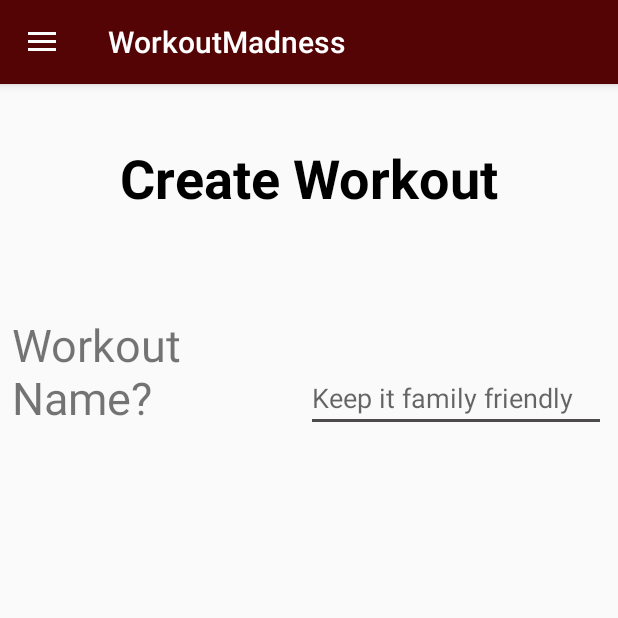
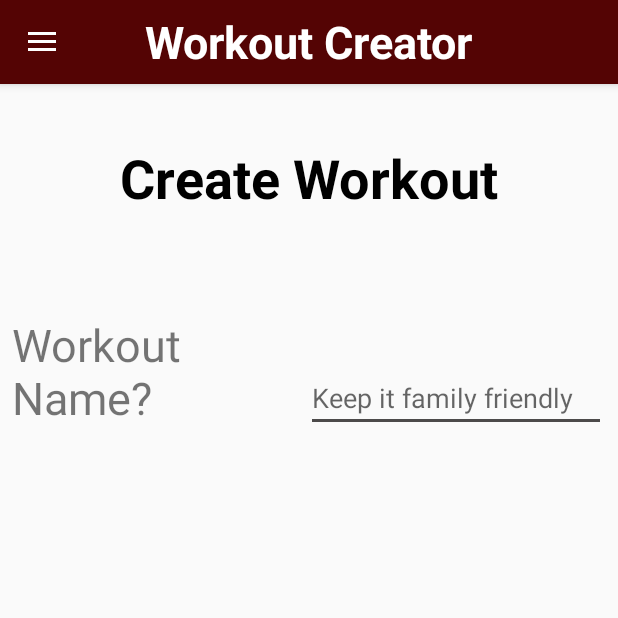
Before and after one commit to joshrap67/LiteWeight, an Android app: the fragment NewWorkoutFragment placed in its activity, in the side drawer, after a tap on "New Workout", on a phone screen of 412 x 824 dp, the top half of it. Run offline under Robolectric (Android 15) with nearby library versions, the phone set to English and light mode, and no system bars.

Commit message:
Added functionality to change the toolbar title, as well as detecting when fragments are modified

```diff
--- a/app/src/main/java/com/example/workoutmadness/MainActivity.java
+++ b/app/src/main/java/com/example/workoutmadness/MainActivity.java
@@ -2,6 +2,8 @@ package com.example.workoutmadness;
 
 import android.support.annotation.NonNull;
 import android.support.design.widget.NavigationView;
+import android.support.v4.app.Fragment;
+import android.support.v4.app.FragmentManager;
 import android.support.v4.view.GravityCompat;
 import android.support.v4.widget.DrawerLayout;
 import android.support.v7.app.ActionBarDrawerToggle;
@@ -9,54 +11,129 @@ import android.support.v7.app.AppCompatActivity;
 import android.os.Bundle;
 import android.view.MenuItem;
 import android.support.v7.widget.Toolbar;
+import android.widget.TextView;
+import android.widget.Toast;
+
+import java.util.List;
 
 public class MainActivity extends AppCompatActivity implements NavigationView.OnNavigationItemSelectedListener {
     private DrawerLayout drawer;
+    private TextView toolbarTitleTV;
+
     @Override
     protected void onCreate(Bundle savedInstanceState) {
         //TODO implement timer??? For in between reps
         super.onCreate(savedInstanceState);
         setContentView(R.layout.activity_main);
         Toolbar toolbar = findViewById(R.id.toolbar);
+        toolbarTitleTV = findViewById(R.id.toolbar_title);
         setSupportActionBar(toolbar);
+        getSupportActionBar().setDisplayShowTitleEnabled(false); // removes the app title from the toolbar
         drawer = findViewById(R.id.drawer);
         NavigationView nav = findViewById(R.id.nav_view);
         nav.setNavigationItemSelectedListener(this);
-        ActionBarDrawerToggle toggle = new ActionBarDrawerToggle(this,drawer,toolbar,
+        ActionBarDrawerToggle toggle = new ActionBarDrawerToggle(this, drawer, toolbar,
                 R.string.nav_draw_open, R.string.nav_draw_close);
         drawer.addDrawerListener(toggle);
         toggle.syncState();
-        if(savedInstanceState==null){
+        if (savedInstanceState == null) {
             getSupportFragmentManager().beginTransaction().replace(R.id.fragment_container,
                     new WorkoutFragment()).commit();
             nav.setCheckedItem(R.id.nav_current_workout);
         }
     }
 
+    public void updateToolbarTitle(String aTitle) {
+        /*
+            Called by other fragments to change the string that the toolbar displays.
+         */
+        toolbarTitleTV.setText(aTitle);
+
+    }
+    public boolean fragModified(){
+        Fragment currentFrag = getVisibleFragment();
+        if(currentFrag==null){
+            return false;
+        }
+        else if(currentFrag instanceof WorkoutFragment){
+            if(((WorkoutFragment) currentFrag).isModified()){
+                return true;
+            }
+        }
+        else if(currentFrag instanceof NewWorkoutFragment){
+            if(((NewWorkoutFragment) currentFrag).isModified()){
+                return true;
+            }
+        }
+        return false;
+    }
     @Override
-    public void onBackPressed(){
+    public void onBackPressed() {
+//        FragmentManager fragmentManager = getSupportFragmentManager();
+//        Fragment currentFragment = (YourFragmentClass)fragmentManager.findFragmentById(R.id.your_fragment_id);
+//        Fragment f = getFragmentManager().findFragmentById(R.id.fragment_container);
+        Fragment visibleFragment = getVisibleFragment();
+        boolean quit = true;
         // TODO check if new workout is being created, if so ask if user is sure they want to quit
-        if(drawer.isDrawerOpen(GravityCompat.START)){
+        if (drawer.isDrawerOpen(GravityCompat.START)) {
+            // if the user clicked the navigation panel, allow back press to close it.
             drawer.closeDrawer(GravityCompat.START);
+            quit = false;
         }
-        else{
+        else if(visibleFragment instanceof WorkoutFragment){
+            if(((WorkoutFragment) visibleFragment).isModified()){
+                Toast.makeText(this, "Workout was modified", Toast.LENGTH_SHORT).show();
+                quit = false;
+            }
+        }
+        else if(visibleFragment instanceof NewWorkoutFragment){
+            if(((NewWorkoutFragment) visibleFragment).isModified()){
+                Toast.makeText(this, "Creating workout was modified", Toast.LENGTH_SHORT).show();
+                quit = false;
+            }
+        }
+
+        if(quit){
             super.onBackPressed();
         }
+    }
+
+    private Fragment getVisibleFragment() {
+        /*
+            Found on SO
+         */
+        FragmentManager fragmentManager = MainActivity.this.getSupportFragmentManager();
+        List<Fragment> fragments = fragmentManager.getFragments();
+        for (Fragment fragment : fragments) {
+            if (fragment != null && fragment.isVisible())
+                return fragment;
+        }
+        return null;
     }
 
     @Override
     public boolean onNavigationItemSelected(@NonNull MenuItem menuItem) {
         //TODO check if creating new workout, if so ask user are you sure? ask if wanting to save progress
-        switch(menuItem.getItemId()){
+        Fragment currentFrag = getVisibleFragment();
+        switch (menuItem.getItemId()) {
+            case R.id.nav_current_workout:
+                if(currentFrag instanceof NewWorkoutFragment){
+                    if(((NewWorkoutFragment) currentFrag).isModified()){
+                        Toast.makeText(this, "Creating workout was modified", Toast.LENGTH_SHORT).show();
+                    }
+                }
+                getSupportFragmentManager().beginTransaction().replace(R.id.fragment_container,
+                        new WorkoutFragment(), "CURRENT_WORKOUT").commit();
+                break;
             case R.id.nav_new_workout:
+                if(currentFrag instanceof WorkoutFragment ){
+                    if(((WorkoutFragment) currentFrag).isModified()){
+                        Toast.makeText(this, "Workout was modified", Toast.LENGTH_SHORT).show();
+                    }
+                }
                 getSupportFragmentManager().beginTransaction().replace(R.id.fragment_container,
                         new NewWorkoutFragment(), "NEW_WORKOUT").commit();
                 break;
-            case R.id.nav_current_workout:
-                getSupportFragmentManager().beginTransaction().replace(R.id.fragment_container,
-                        new WorkoutFragment(), "CURRENT_WORKOUT").commit();
-                break;
-
         }
         drawer.closeDrawer(GravityCompat.START);
         return true;
--- a/app/src/main/java/com/example/workoutmadness/NewWorkoutFragment.java
+++ b/app/src/main/java/com/example/workoutmadness/NewWorkoutFragment.java
@@ -23,14 +23,18 @@ public class NewWorkoutFragment extends Fragment {
     private Button nextButton;
     private View view;
     private String lastName, lastWeek, lastDay;
+
     @Nullable
     @Override
     public View onCreateView(@NonNull LayoutInflater inflater, @Nullable ViewGroup container, @Nullable Bundle savedInstanceState) {
-        view = inflater.inflate(R.layout.fragment_new,container,false);
+        view = inflater.inflate(R.layout.fragment_new, container, false);
+        String toolbarName = "Workout Creator";
+        ((MainActivity) getActivity()).updateToolbarTitle(toolbarName);
         initViews();
         return view;
     }
-    public void initViews(){
+
+    public void initViews() {
         workoutNameInput = view.findViewById(R.id.workoutNameInput);
         numWeeks = view.findViewById(R.id.weekInput);
         numDays = view.findViewById(R.id.dayInput);
@@ -43,15 +47,15 @@ public class NewWorkoutFragment extends Fragment {
         workoutNameInput.setOnKeyListener(new View.OnKeyListener() {
             public boolean onKey(View view, int keyCode, KeyEvent keyevent) {
                 if ((keyevent.getAction() == KeyEvent.ACTION_DOWN) && (keyCode == KeyEvent.KEYCODE_ENTER)) {
-                    if(!workoutNameInput.getText().toString().equalsIgnoreCase("")){
+                    if (!workoutNameInput.getText().toString().equalsIgnoreCase("")) {
                         lastName = workoutNameInput.getText().toString();
                         numWeeks.setVisibility(View.VISIBLE);
                         numWeeksTV.setVisibility(View.VISIBLE);
+                        modified = true;
                         return true;
-                    }
-                    else{
+                    } else {
                         workoutNameInput.setText(lastName);
-                        Toast.makeText(getActivity(), "Enter valid name", Toast.LENGTH_LONG).show();
+                        Toast.makeText(getActivity(), "Enter valid name", Toast.LENGTH_SHORT).show();
                     }
                 }
                 return false;
@@ -61,17 +65,16 @@ public class NewWorkoutFragment extends Fragment {
         numWeeks.setOnKeyListener(new View.OnKeyListener() {
             public boolean onKey(View view, int keyCode, KeyEvent keyevent) {
                 if ((keyevent.getAction() == KeyEvent.ACTION_DOWN) && (keyCode == KeyEvent.KEYCODE_ENTER)) {
-                    if(!numWeeks.getText().toString().equalsIgnoreCase("")){
+                    if (!numWeeks.getText().toString().equalsIgnoreCase("")) {
                         boolean validWeek = checkValidWeek(numWeeks.getText().toString());
-                        if(validWeek){
+                        if (validWeek) {
                             lastWeek = numWeeks.getText().toString();
                             numDays.setVisibility(View.VISIBLE);
                             numDaysTV.setVisibility(View.VISIBLE);
                             return true;
-                        }
-                        else{
+                        } else {
                             numWeeks.setText(lastWeek);
-                            Toast.makeText(getActivity(), "Enter value between 1-8", Toast.LENGTH_LONG).show();
+                            Toast.makeText(getActivity(), "Enter value between 1-8", Toast.LENGTH_SHORT).show();
                         }
                     }
                 }
@@ -82,16 +85,15 @@ public class NewWorkoutFragment extends Fragment {
         numDays.setOnKeyListener(new View.OnKeyListener() {
             public boolean onKey(View view, int keyCode, KeyEvent keyevent) {
                 if ((keyevent.getAction() == KeyEvent.ACTION_DOWN) && (keyCode == KeyEvent.KEYCODE_ENTER)) {
-                    if(!numDays.getText().toString().equalsIgnoreCase("")){
+                    if (!numDays.getText().toString().equalsIgnoreCase("")) {
                         boolean validDay = checkValidDay(numDays.getText().toString());
-                        if(validDay){
+                        if (validDay) {
                             lastDay = numDays.getText().toString();
                             nextButton.setVisibility(View.VISIBLE);
                             return true;
-                        }
-                        else{
+                        } else {
                             numDays.setText(lastDay);
-                            Toast.makeText(getActivity(), "Enter value between 1-7", Toast.LENGTH_LONG).show();
+                            Toast.makeText(getActivity(), "Enter value between 1-7", Toast.LENGTH_SHORT).show();
                         }
                     }
                 }
@@ -100,26 +102,31 @@ public class NewWorkoutFragment extends Fragment {
         });
     }
 
-    public boolean checkValidWeek(String aWeek){
+    public boolean checkValidWeek(String aWeek) {
         int week = Integer.parseInt(aWeek);
-        if(week>0&&week<9){
+        if (week > 0 && week < 9) {
             return true;
         }
         return false;
     }
 
-    public boolean checkValidDay(String aDay){
+    public boolean checkValidDay(String aDay) {
         int day = Integer.parseInt(aDay);
-        if(day>0&&day<8){
+        if (day > 0 && day < 8) {
             return true;
         }
         return false;
     }
-    public void createWorkout(){
+
+    public void createWorkout() {
 
     }
 
-    public boolean checkModified(){
+    public boolean isModified() {
+        /*
+            Is used to check if the user has made any at all changes to their workout. If so, appropriate
+            action (namely altering the text file) must be taken.
+         */
         return modified;
     }
 }
--- a/app/src/main/java/com/example/workoutmadness/WorkoutFragment.java
+++ b/app/src/main/java/com/example/workoutmadness/WorkoutFragment.java
@@ -21,7 +21,8 @@ import java.io.InputStreamReader;
 public class WorkoutFragment extends Fragment {
     private View view;
     private TextView dayTV;
-    private String currentDay, SPLIT_DELIM ="\\*", END_DAY_DELIM="END DAY";
+    private String currentDay, SPLIT_DELIM ="\\*", END_DAY_DELIM="END DAY", WORKOUT_FILE="workout.txt";
+    private boolean modified=false;
 
     @Nullable
     @Override
@@ -36,7 +37,9 @@ public class WorkoutFragment extends Fragment {
         /*
         Populates workouts based on the currently selected workout.
          */
-
+        // get the workout name and update the toolbar with the name
+        String workoutName = "Josh's Workout";
+        ((MainActivity)getActivity()).updateToolbarTitle(workoutName);
         //first find the right spot in the file
         currentDay = getCurrentDay();
         BufferedReader reader = null;
@@ -66,6 +69,12 @@ public class WorkoutFragment extends Fragment {
                 row.setLayoutParams(lp);
 
                 CheckBox exercise = new CheckBox(getActivity());
+                exercise.setOnClickListener(new View.OnClickListener() {
+                    @Override
+                    public void onClick(View v) {
+                        modified=true;
+                    }
+                });
                 exercise.setText(strings[0]);
                 row.addView(exercise);
                 if(strings.length==3){
@@ -114,7 +123,13 @@ public class WorkoutFragment extends Fragment {
         return null;
     }
 
-
+    public boolean isModified(){
+        /*
+            Is used to check if the user has made any at all changes to their workout. If so, appropriate
+            action (namely altering the text file) must be taken.
+         */
+        return modified;
+    }
 
     public String getCurrentDay(){
         /*
--- a/app/src/main/res/layout/activity_main.xml
+++ b/app/src/main/res/layout/activity_main.xml
@@ -20,7 +20,19 @@
             android:background="@color/colorPrimary"
             android:elevation="4dp"
             android:theme="@style/toolbar_style"
-            app:popupTheme="@style/Theme.AppCompat.Light" />
+            app:popupTheme="@style/Theme.AppCompat.Light">
+
+            <TextView
+                android:id="@+id/toolbar_title"
+                android:layout_width="wrap_content"
+                android:layout_height="wrap_content"
+                android:layout_gravity="center"
+                android:text="@string/default_workout_name"
+                android:textColor="@android:color/white"
+                android:textSize="30sp"
+                android:textStyle="bold" />
+
+        </android.support.v7.widget.Toolbar>
 
         <FrameLayout
             android:id="@+id/fragment_container"
--- a/app/src/main/res/values/strings.xml
+++ b/app/src/main/res/values/strings.xml
@@ -11,4 +11,5 @@
     <string name="button_continue">Next</string>
     <string name="previous_day_button">Back</string>
     <string name="default_workout_marker">Week/Day</string>
+    <string name="default_workout_name">Workout Madness</string>
 </resources>
```
